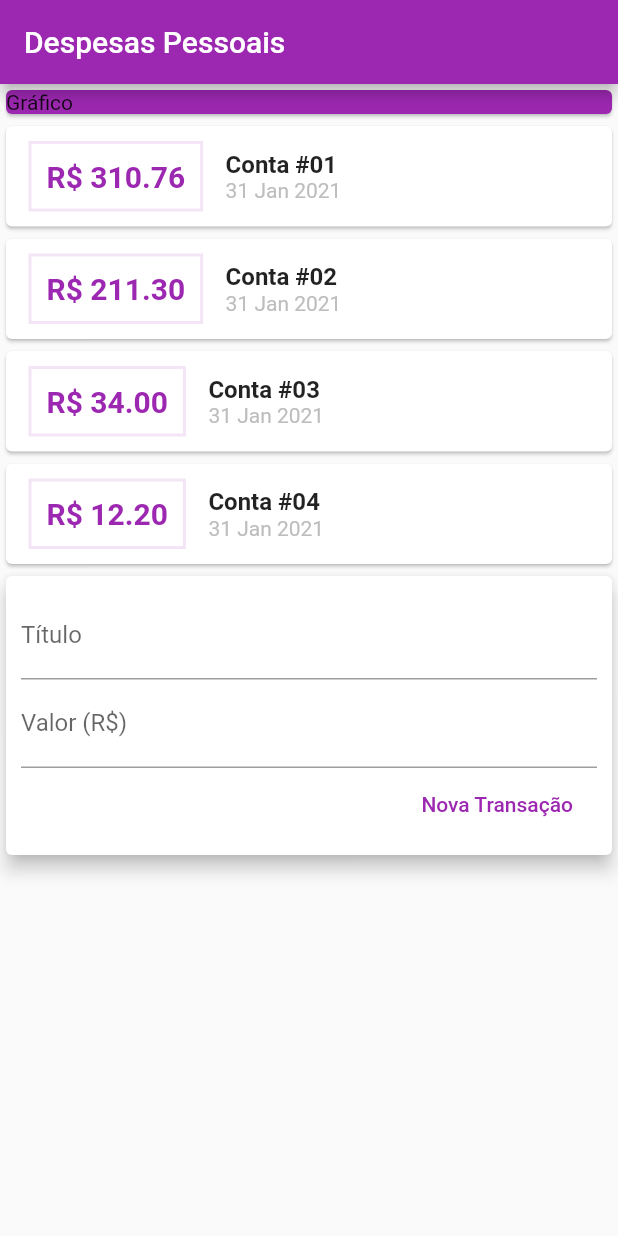
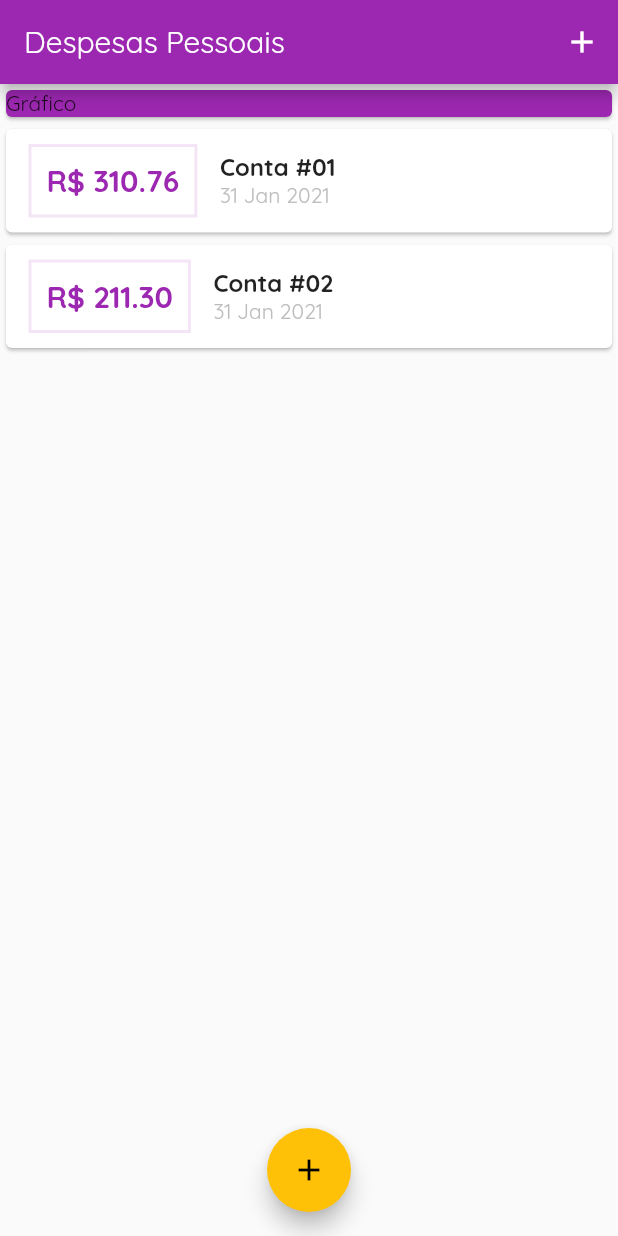
Before and after one commit to wallacef/personal-expenses-flutter, a Flutter app: the screen it shows after launch, on a phone screen of 412 x 824 dp. Run offline on Flutter 3.47's test engine with Material 2 defaults, Android fonts, the phone set to English and light mode, and no system bars.

Commit message:
Add modal form and modify style text

```diff
--- a/lib/components/transaction_form.dart
+++ b/lib/components/transaction_form.dart
@@ -1,12 +1,27 @@
 import 'package:flutter/material.dart';
 
-class TransactionForm extends StatelessWidget {
-  final titleController = TextEditingController();
-  final valueController = TextEditingController();
-
+class TransactionForm extends StatefulWidget {
   final void Function(String, double) onSubmit;
 
   TransactionForm(this.onSubmit);
+
+  @override
+  _TransactionFormState createState() => _TransactionFormState();
+}
+
+class _TransactionFormState extends State<TransactionForm> {
+  final titleController = TextEditingController();
+
+  final valueController = TextEditingController();
+
+  _submitForm() {
+    final title = titleController.text;
+    final value = double.tryParse(valueController.text) ?? 0.0;
+    if (title.isEmpty || value <= 0) {
+      return;
+    }
+    widget.onSubmit(title, value);
+  }
 
   @override
   Widget build(BuildContext context) {
@@ -18,12 +33,15 @@ class TransactionForm extends StatelessWidget {
           children: [
             TextField(
               controller: titleController,
+              onSubmitted: (_) => _submitForm(),
               decoration: InputDecoration(
                 labelText: 'Título',
               ),
             ),
             TextField(
               controller: valueController,
+              keyboardType: TextInputType.numberWithOptions(decimal: true),
+              onSubmitted: (_) => _submitForm(),
               decoration: InputDecoration(
                 labelText: 'Valor (R\$)',
               ),
@@ -32,11 +50,7 @@ class TransactionForm extends StatelessWidget {
               mainAxisAlignment: MainAxisAlignment.end,
               children: [
                 FlatButton(
-                  onPressed: () {
-                    final title = titleController.text;
-                    final value = double.tryParse(valueController.text) ?? 0.0;
-                    onSubmit(title, value);
-                  },
+                  onPressed: _submitForm,
                   textColor: Colors.purple,
                   child: Text('Nova Transação'),
                 ),
--- a/lib/components/transaction_list.dart
+++ b/lib/components/transaction_list.dart
@@ -12,7 +12,16 @@ class TransactionList extends StatelessWidget {
   Widget build(BuildContext context) {
     return Container(
       height: 300,
-      child: ListView.builder(
+      child: transactions.isEmpty
+          ? Column(
+              children: [
+                Text(
+                  'Nenhuma transação adicionada!',
+                  style: Theme.of(context).textTheme.headline2,
+                )
+              ],
+            )
+          : ListView.builder(
               itemCount: transactions.length,
               itemBuilder: (ctx, index) {
                 final tr = transactions[index];
@@ -28,7 +37,8 @@ class TransactionList extends StatelessWidget {
                           border: Border.all(
                             color: Colors.purple[50],
                             width: 2,
-                  )),
+                          ),
+                        ),
                         padding: EdgeInsets.all(10),
                         child: Text(
                           'R\$ ${tr.value.toStringAsFixed(2)}',
@@ -44,8 +54,8 @@ class TransactionList extends StatelessWidget {
                         children: [
                           Text(
                             tr.title,
-                      style:
-                          TextStyle(fontSize: 16, fontWeight: FontWeight.bold),
+                            style: TextStyle(
+                                fontSize: 16, fontWeight: FontWeight.bold),
                           ),
                           Text(
                             DateFormat('d MMM y').format(tr.date),
--- a/lib/components/transaction_user.dart
+++ /dev/null
@@ -1,99 +0,0 @@
-import 'dart:math';
-
-import 'package:flutter/material.dart';
-import 'transaction_form.dart';
-import 'transaction_list.dart';
-import '../models/transaction.dart';
-
-class TransactionUser extends StatefulWidget {
-  @override
-  _TransactionUserState createState() => _TransactionUserState();
-}
-
-class _TransactionUserState extends State<TransactionUser> {
-  final _transactions = [
-    Transaction(
-      id: 't1',
-      title: 'Conta #01',
-      value: 310.76,
-      date: DateTime.now(),
-    ),
-    Transaction(
-      id: 't2',
-      title: 'Conta #02',
-      value: 211.30,
-      date: DateTime.now(),
-    ),
-    Transaction(
-      id: 't3',
-      title: 'Conta #03',
-      value: 34.00,
-      date: DateTime.now(),
-    ),
-    Transaction(
-      id: 't4',
-      title: 'Conta #04',
-      value: 12.20,
-      date: DateTime.now(),
-    ),
-    Transaction(
-      id: 't5',
-      title: 'Conta #05',
-      value: 15.20,
-      date: DateTime.now(),
-    ),
-    Transaction(
-      id: 't6',
-      title: 'Conta #06',
-      value: 15.20,
-      date: DateTime.now(),
-    ),
-    Transaction(
-      id: 't7',
-      title: 'Conta #07',
-      value: 15.20,
-      date: DateTime.now(),
-    ),
-    Transaction(
-      id: 't8',
-      title: 'Conta #08',
-      value: 15.20,
-      date: DateTime.now(),
-    ),
-    Transaction(
-      id: 't9',
-      title: 'Conta #09',
-      value: 15.20,
-      date: DateTime.now(),
-    ),
-    Transaction(
-      id: 't10',
-      title: 'Conta #10',
-      value: 15.20,
-      date: DateTime.now(),
-    ),
-  ];
-
-  _addTransaction(String title, double value) {
-    final newTransaction = Transaction(
-      id: Random().nextDouble().toString(),
-      title: title,
-      value: value,
-      date: DateTime.now(),
-    );
-
-    setState(() {
-      _transactions.add(newTransaction);
-    });
-  }
-
-  @override
-  Widget build(BuildContext context) {
-    return Column(
-      children: [
-        TransactionList(_transactions),
-        TransactionForm(_addTransaction),
-      ],
-    );
-  }
-}
--- a/lib/main.dart
+++ b/lib/main.dart
@@ -1,21 +1,95 @@
-import 'package:expenses/components/transaction_user.dart';
+import 'package:expenses/components/transaction_form.dart';
+import 'package:expenses/components/transaction_list.dart';
 import 'package:flutter/material.dart';
+import 'models/transaction.dart';
+import 'dart:math';
 
 main() => runApp(ExpensesApp());
 
-class ExpensesApp extends StatelessWidget {
+class ExpensesApp extends StatefulWidget {
+  @override
+  _ExpensesAppState createState() => _ExpensesAppState();
+}
+
+class _ExpensesAppState extends State<ExpensesApp> {
   @override
   Widget build(BuildContext context) {
-    return MaterialApp(home: MyHomePage());
+    return MaterialApp(
+      home: MyHomePage(),
+      theme: ThemeData(
+        primarySwatch: Colors.purple,
+        accentColor: Colors.amber,
+        fontFamily: 'Quicksand',
+        // appBarTheme: AppBarTheme(
+        //   textTheme: ThemeData.light().textTheme.copyWith(
+        //         headline1: TextStyle(
+        //           fontFamily: 'OpenSans',
+        //           fontSize: 20,
+        //           fontWeight: FontWeight.bold,
+        //         ),
+        //       ),
+        // ),
+      ),
+    );
   }
 }
 
-class MyHomePage extends StatelessWidget {
+class MyHomePage extends StatefulWidget {
+  @override
+  _MyHomePageState createState() => _MyHomePageState();
+}
+
+class _MyHomePageState extends State<MyHomePage> {
+  final _transactions = [
+    Transaction(
+      id: 't1',
+      title: 'Conta #01',
+      value: 310.76,
+      date: DateTime.now(),
+    ),
+    Transaction(
+      id: 't2',
+      title: 'Conta #02',
+      value: 211.30,
+      date: DateTime.now(),
+    ),
+  ];
+
+  _addTransaction(String title, double value) {
+    final newTransaction = Transaction(
+      id: Random().nextDouble().toString(),
+      title: title,
+      value: value,
+      date: DateTime.now(),
+    );
+
+    setState(() {
+      _transactions.add(newTransaction);
+    });
+
+    Navigator.of(context).pop();
+  }
+
+  _openTransactionFormModal(BuildContext context) {
+    showModalBottomSheet(
+      context: context,
+      builder: (_) {
+        return TransactionForm(_addTransaction);
+      },
+    );
+  }
+
   @override
   Widget build(BuildContext context) {
     return Scaffold(
       appBar: AppBar(
         title: Text('Despesas Pessoais'),
+        actions: [
+          IconButton(
+            icon: Icon(Icons.add),
+            onPressed: () => _openTransactionFormModal(context),
+          )
+        ],
         backgroundColor: Colors.purple,
       ),
       body: SingleChildScrollView(
@@ -28,9 +102,14 @@ class MyHomePage extends StatelessWidget {
                   child: Text('Gráfico'),
                 ),
               ),
-              TransactionUser(),
+              TransactionList(_transactions),
             ]),
       ),
+      floatingActionButton: FloatingActionButton(
+        child: Icon(Icons.add),
+        onPressed: () => _openTransactionFormModal(context),
+      ),
+      floatingActionButtonLocation: FloatingActionButtonLocation.centerFloat,
     );
   }
 }
```
Also changed, not shown: pubspec.yaml (+11 -11 lines), assets/fonts/OpenSans-Bold.ttf (added), assets/fonts/OpenSans-Regular.ttf (added), assets/fonts/Quicksand-Bold.ttf (added), assets/fonts/Quicksand-Light.ttf (added), assets/fonts/Quicksand-Medium.ttf (added), assets/fonts/Quicksand-Regular.ttf (added). Lines whose indentation alone changed are shown as unchanged.
